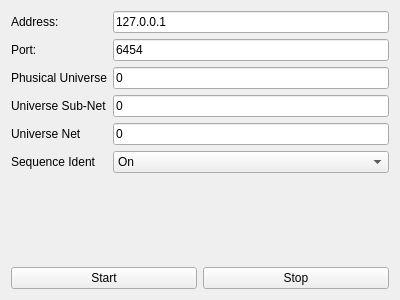
First picture: the form in settingsartnet.ui, repository PotatoPopcorn/PlanktonLightbulb, before the edit.
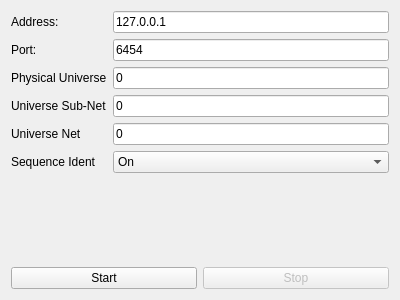
Second picture: the form after the edit.

Commit message: Implement Artnet from LPL

```diff
--- a/settingsartnet.ui
+++ b/settingsartnet.ui
@@ -75,7 +75,7 @@
      <item row="2" column="0">
       <widget class="QLabel" name="label_5">
        <property name="text">
-        <string>Phusical Universe</string>
+        <string>Physical Universe</string>
        </property>
       </widget>
      </item>
@@ -120,6 +120,9 @@
      </item>
      <item>
       <widget class="QPushButton" name="stopButton">
+       <property name="enabled">
+        <bool>false</bool>
+       </property>
        <property name="text">
         <string>Stop</string>
        </property>
```
Left out of the diff: 24 changed lines with no effect on the pictures. The commit also changes 2 other files.
